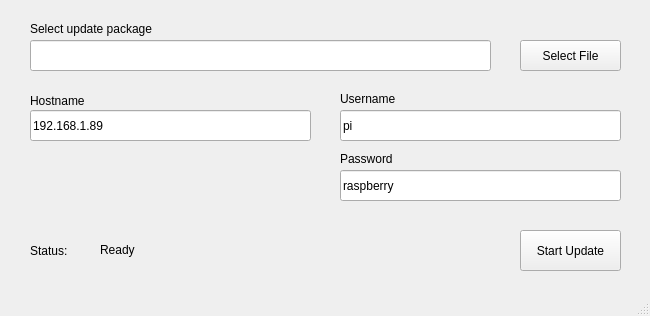
Qt form updater.ui (fearricepudding/pos_basestation_updater) before a commit.
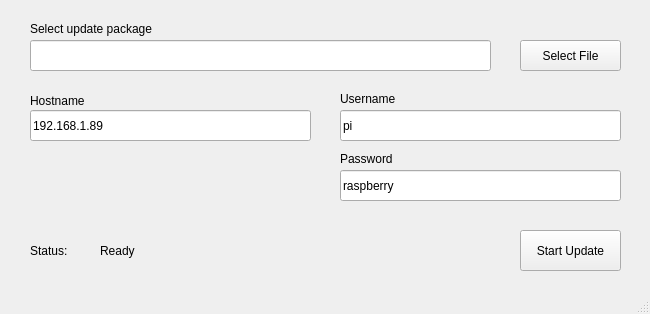
The same form after that commit.

Diff of the .ui file:
```diff
--- a/updater.ui
+++ b/updater.ui
@@ -10,7 +10,7 @@
     <x>0</x>
     <y>0</y>
     <width>650</width>
-    <height>316</height>
+    <height>314</height>
    </rect>
   </property>
   <property name="sizePolicy">
@@ -71,7 +71,7 @@
       <x>100</x>
       <y>240</y>
       <width>381</width>
-      <height>20</height>
+      <height>21</height>
      </rect>
     </property>
     <property name="text">
```
Left out of the diff: 2 changed lines with no effect on the pictures.
